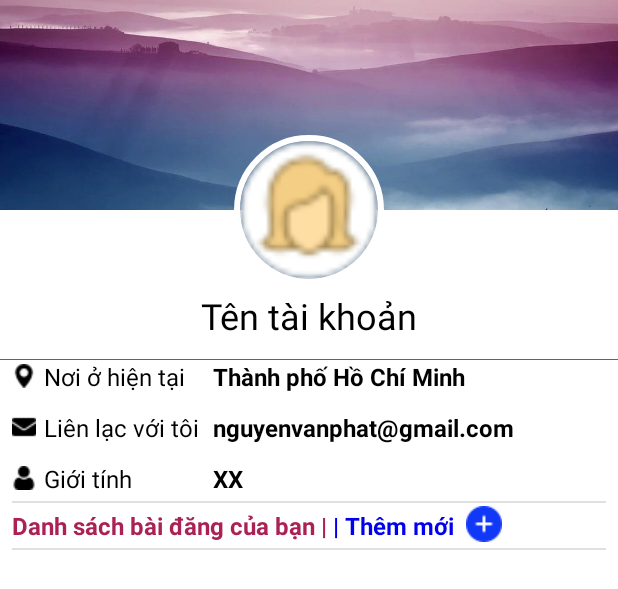
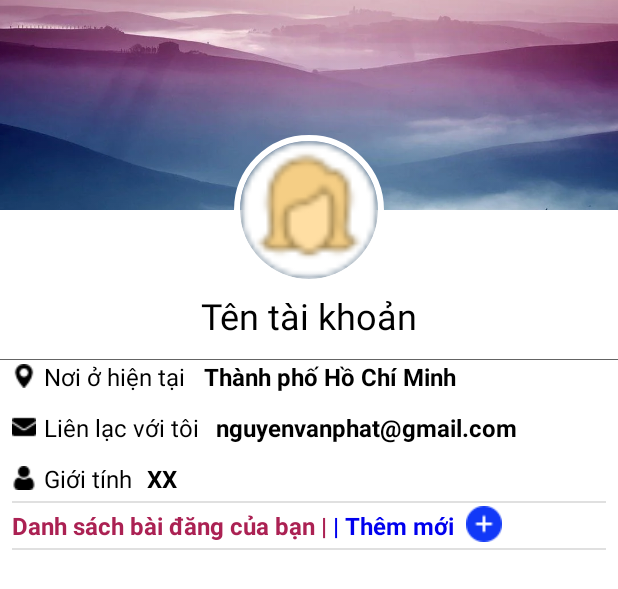
Before and after one commit to nubmaster-69/Android-Team-Project, an Android app: the layout fragment_user_profile.xml on its own in the app's theme, with its tools: preview values and no code run, on a phone screen of 412 x 824 dp. Shown: the top 589 px of the screen. Run offline under Robolectric (Android 15) with nearby library versions, the phone set to English and light mode, and no system bars; Roboto replaces fonts that are not available here.

Commit message:
set width text in profile

```diff
--- a/app/src/main/res/layout/fragment_user_profile.xml
+++ b/app/src/main/res/layout/fragment_user_profile.xml
@@ -55,7 +55,7 @@
 
     <TextView
         android:id="@+id/textView9"
-        android:layout_width="130dp"
+        android:layout_width="86dp"
         android:layout_height="wrap_content"
         android:layout_marginTop="12dp"
         android:drawableLeft="@drawable/p_ic_gender"
@@ -68,7 +68,7 @@
 
     <TextView
         android:id="@+id/textView10"
-        android:layout_width="130dp"
+        android:layout_width="132dp"
         android:layout_height="wrap_content"
         android:layout_marginTop="12dp"
         android:drawableLeft="@drawable/p_ic_email"
@@ -197,7 +197,7 @@
 
     <TextView
         android:id="@+id/textView11"
-        android:layout_width="130dp"
+        android:layout_width="124dp"
         android:layout_height="wrap_content"
         android:drawableLeft="@drawable/p_ic_location"
         android:drawablePadding="5dp"
```
